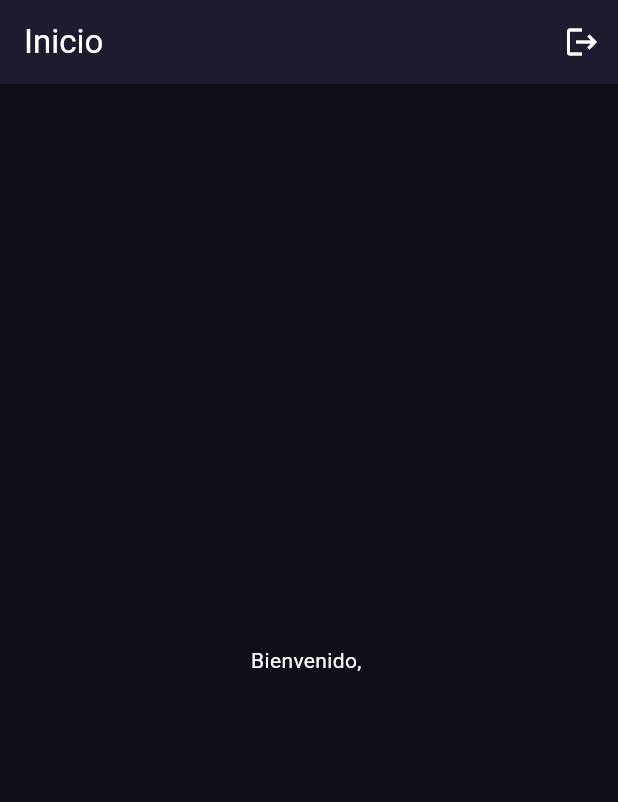
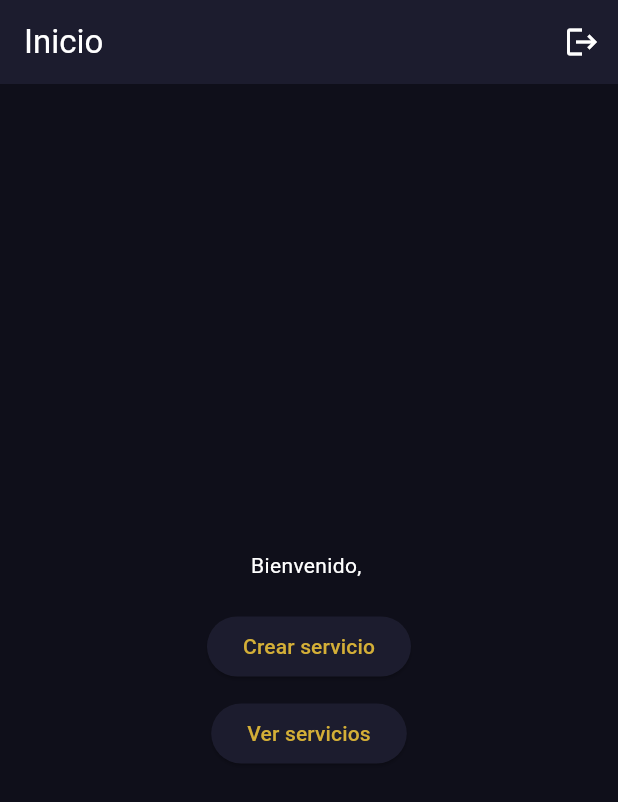
Before and after one commit to jmhc1990/reservation-management-app, a Flutter app: the screen it shows once a user with an empty profile is signed in, on a phone screen of 412 x 824 dp. Shown: the top 802 px of the screen. Run offline on Flutter 3.47's test engine with Material 3 defaults, Android fonts, the phone set to English and light mode, and no system bars; our stand-ins replace cloud_firestore, firebase_auth, firebase_core, google_fonts, image_picker; accounts and stored records are empty.

Commit message:
feat: navegación desde home a crear y listar servicios

```diff
--- a/lib/screens/home/home_screen.dart
+++ b/lib/screens/home/home_screen.dart
@@ -2,17 +2,16 @@ import 'package:firebase_auth/firebase_auth.dart';
 import 'package:flutter/material.dart';
 import 'package:provider/provider.dart';
 import '../../controllers/auth_controller.dart';
+import '../services/service_form_screen.dart';
+import '../services/services_list_screen.dart';
 
 class HomeScreen extends StatelessWidget {
   const HomeScreen({super.key});
-
-  //  cerrar sesión
 
   Future<void> _handleLogout(BuildContext context) async {
     final confirmed = await _showLogoutDialog(context);
     if (confirmed == true && context.mounted) {
       await context.read<AuthController>().logout();
-      // el AuthWrapper detecta el cambio en el stream y redirige al Login.
     }
   }
 
@@ -36,8 +35,6 @@ class HomeScreen extends StatelessWidget {
     );
   }
 
-  //  UI pendiente de la persona de diseño
-
   @override
   Widget build(BuildContext context) {
     final user = FirebaseAuth.instance.currentUser;
@@ -46,7 +43,6 @@ class HomeScreen extends StatelessWidget {
       appBar: AppBar(
         title: const Text('Inicio'),
         actions: [
-          // botón de cerrar sesión
           IconButton(
             onPressed: () => _handleLogout(context),
             icon: const Icon(Icons.logout),
@@ -58,8 +54,37 @@ class HomeScreen extends StatelessWidget {
         child: Column(
           mainAxisAlignment: MainAxisAlignment.center,
           children: [
-            // datos del usuario autenticado disponibles para diseño
-            Text('Bienvenido, ${user?.displayName ?? user?.email ?? 'Usuario'}'),
+            Text(
+              'Bienvenido, ${user?.displayName ?? user?.email ?? 'Usuario'}',
+            ),
+
+            const SizedBox(height: 20),
+
+            ElevatedButton(
+              onPressed: () {
+                Navigator.push(
+                  context,
+                  MaterialPageRoute(
+                    builder: (_) => const ServiceFormScreen(),
+                  ),
+                );
+              },
+              child: const Text('Crear servicio'),
+            ),
+
+            const SizedBox(height: 10),
+
+            ElevatedButton(
+              onPressed: () {
+                Navigator.push(
+                  context,
+                  MaterialPageRoute(
+                    builder: (_) => const ServicesListScreen(),
+                  ),
+                );
+              },
+              child: const Text('Ver servicios'),
+            ),
           ],
         ),
       ),
```
